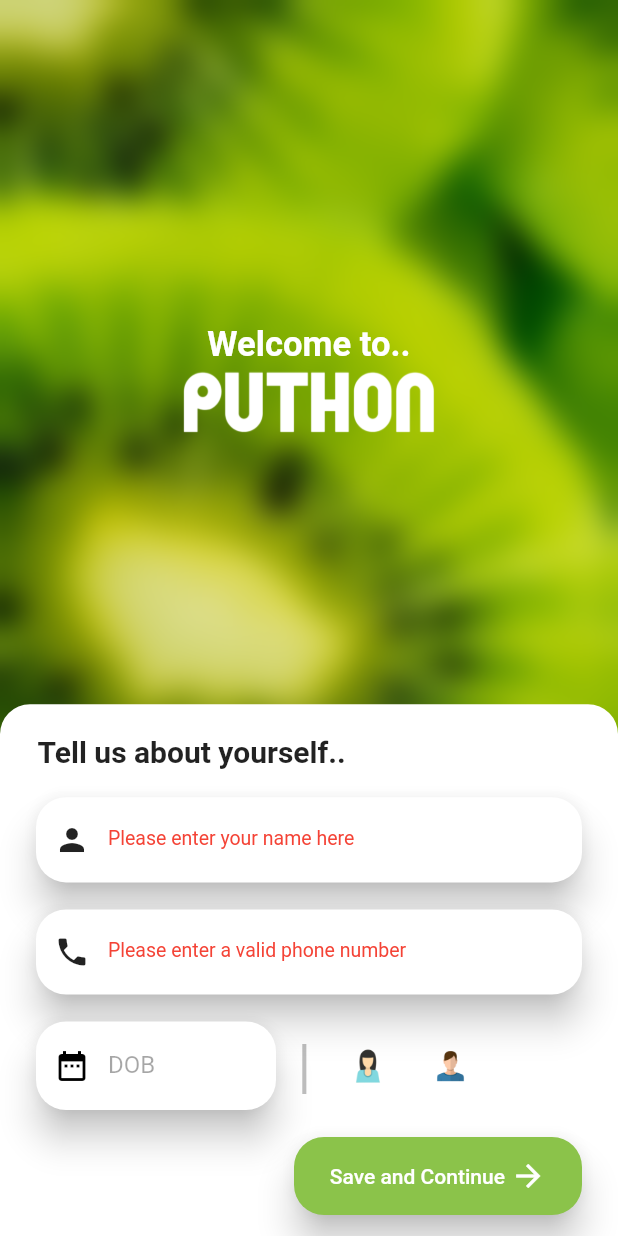
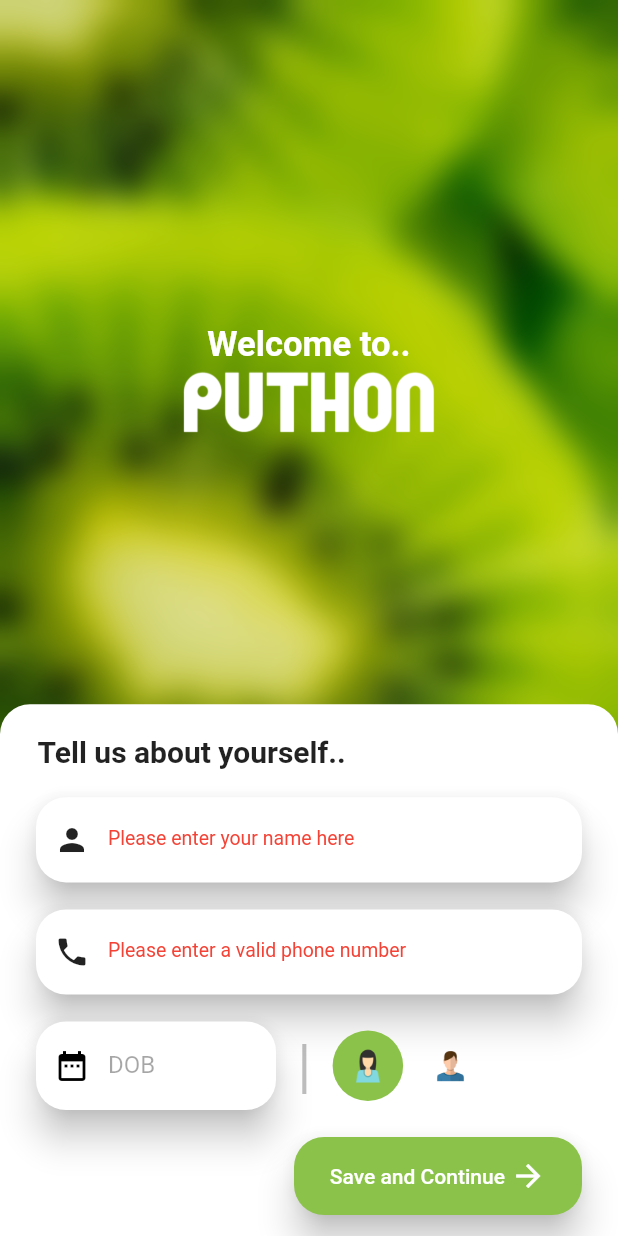
Before and after one commit to SupreetRonad/puthon1, a Flutter app: the DetailScreen screen opened by its route, after a tap on "Save and Continue", on a phone screen of 412 x 824 dp. Run offline on Flutter 3.47's test engine with Material 2 defaults, Android fonts, the phone set to English and light mode, and no system bars; drawn by our look-alikes of date_time_picker; our stand-ins replace cloud_firestore, firebase_auth, firebase_core, firebase_messaging, flutter_spinkit, lottie; accounts and stored records are empty; network calls fail.

Commit message:
changes reverted - removed streambuilder from detailscreen

```diff
--- a/puthon/lib/Screens/detailScreen.dart
+++ b/puthon/lib/Screens/detailScreen.dart
@@ -5,7 +5,6 @@
 import 'package:firebase_auth/firebase_auth.dart';
 import 'package:flutter/material.dart';
 import 'package:flutter_spinkit/flutter_spinkit.dart';
-import 'package:puthon/Screens/loadingScreen.dart';
 import 'package:puthon/shared/textField.dart';
 
 class DetailScreen extends StatefulWidget {
@@ -13,13 +12,37 @@
   _DetailScreenState createState() => _DetailScreenState();
 }
 
-var name, phone, dob = null, gender = 1;
+var name, phone, dob = null, gender = 1, register;
 bool _isLoading = false;
 var flag = [0, 0, 0, 0];
 
 class _DetailScreenState extends State<DetailScreen> {
   final GlobalKey<FormState> _formkey = GlobalKey<FormState>();
-  final uid = FirebaseAuth.instance.currentUser.uid;
+
+  void readData() async {
+    await FirebaseFirestore.instance
+        .collection('users')
+        .doc(FirebaseAuth.instance.currentUser.uid)
+        .get()
+        .then((value) {
+      if (value.exists) {
+        print(value.data()["name"]);
+        setState(() {
+          name = value.data()["name"];
+          phone = value.data()["phone"];
+          dob = value.data()["dob"];
+          gender = value.data()["gender"];
+          register = value.data()["register"];
+        });
+      }
+    });
+  }
+
+  @override
+  void initState() {
+    super.initState();
+    readData();
+  }
 
   @override
   Widget build(BuildContext context) {
@@ -35,17 +58,7 @@
         backgroundColor: Colors.transparent,
         body: BackdropFilter(
           filter: new ImageFilter.blur(sigmaX: 10.0, sigmaY: 10.0),
-          child: StreamBuilder(
-            stream: FirebaseFirestore.instance
-                .collection('users')
-                .doc(uid)
-                .snapshots(),
-            builder: (context, snapshot) {
-              var info = snapshot.data;
-              if (snapshot.connectionState == ConnectionState.waiting) {
-                return LoadingScreen();
-              }
-              return Form(
+          child: Form(
             key: _formkey,
             child: Column(
               children: [
@@ -78,9 +91,7 @@
                       color: Colors.white,
                       borderRadius: BorderRadius.only(
                           topRight: Radius.circular(20),
-                          topLeft: Radius.circular(20),
-                        ),
-                      ),
+                          topLeft: Radius.circular(20))),
                   child: Column(
                     children: [
                       SizedBox(
@@ -112,7 +123,7 @@
                                     BorderRadius.all(Radius.circular(20)),
                               ),
                               child: TextFormField(
-                                    initialValue: info['name'],
+                                initialValue: name,
                                 onChanged: (val) {
                                   setState(() {
                                     flag[0] = 0;
@@ -168,7 +179,7 @@
                                     BorderRadius.all(Radius.circular(20)),
                               ),
                               child: TextFormField(
-                                    initialValue: info['phone'],
+                                initialValue: phone,
                                 onChanged: (val) {
                                   setState(() {
                                     flag[1] = 0;
@@ -252,7 +263,7 @@
 
                                           type: DateTimePickerType.date,
                                           dateMask: 'd MMM, yyyy',
-                                              initialValue: info['dob'] ??
+                                          initialValue: dob ??
                                               "2000-05-07 18:51:51.502031",
                                           firstDate: DateTime(1850),
                                           lastDate: DateTime(2003),
@@ -293,10 +304,10 @@
                                     shape: RoundedRectangleBorder(
                                       borderRadius: BorderRadius.circular(100),
                                     ),
-                                        color: info['gender'] == 1
+                                    color: gender == 1
                                         ? Colors.lightGreen
                                         : Colors.transparent,
-                                        elevation: info['gender'] == 1 ? 0 : 0,
+                                    elevation: gender == 1 ? 0 : 0,
                                     child: ClipOval(
                                       child: TextButton(
                                         onPressed: () {
@@ -321,11 +332,11 @@
                                   height: 55,
                                   width: 55,
                                   child: Card(
-                                        elevation: info['gender'] == 2 ? 0 : 0,
+                                    elevation: gender == 2 ? 0 : 0,
                                     shape: RoundedRectangleBorder(
                                         borderRadius:
                                             BorderRadius.circular(100)),
-                                        color: info['gender'] == 2
+                                    color: gender == 2
                                         ? Colors.lightGreen
                                         : Colors.transparent,
                                     child: ClipOval(
@@ -384,10 +395,13 @@
                                                   'name': name,
                                                   'phone': phone,
                                                   'dob': dob,
-                                                      'gender': gender
+                                                  'gender': gender,
+                                                  'register': false,
                                                 });
+                                                if(!register) {
                                                   Navigator.pushReplacementNamed(
                                                     context, '/homeScreen');
+                                                }
                                                 setState(() {
                                                   flag[0] = 0;
                                                   flag[1] = 0;
@@ -431,8 +445,6 @@
                 ),
               ],
             ),
-              );
-            }
           ),
         ),
       ),
--- a/puthon/lib/Screens/homeScreen.dart
+++ b/puthon/lib/Screens/homeScreen.dart
@@ -29,7 +29,7 @@
               .collection('users')
               .doc(uid)
               .snapshots(),
-          builder: (context, AsyncSnapshot<DocumentSnapshot> snapshot) {
+          builder: (context, snapshot) {
             var info = snapshot.data;
             if (snapshot.connectionState == ConnectionState.waiting) {
               return LoadingScreen();
--- a/puthon/lib/main.dart
+++ b/puthon/lib/main.dart
@@ -12,7 +12,6 @@
   WidgetsFlutterBinding.ensureInitialized();
   runApp(MyApp());
 }
-
 
 class MyApp extends StatefulWidget {
   @override
@@ -31,7 +30,7 @@
       builder: (context, snapshot) {
         return MaterialApp(
           debugShowCheckedModeBanner: false,
-            title: 'Flutter Demo',
+          title: 'Puthon',
           theme: ThemeData(
             errorColor: Color(0xffd32f2f),
             primarySwatch: Colors.lightGreen,
@@ -59,6 +58,7 @@
                   },
                 ),
         );
-        });
+      },
+    );
   }
 }
```
Also changed, not shown: puthon/lib/Screens/detailScreenDummy.dart (added, +441 -0 lines), puthon/lib/shared/logOut.dart (+0 -7 lines). Lines whose indentation alone changed are shown as unchanged.
